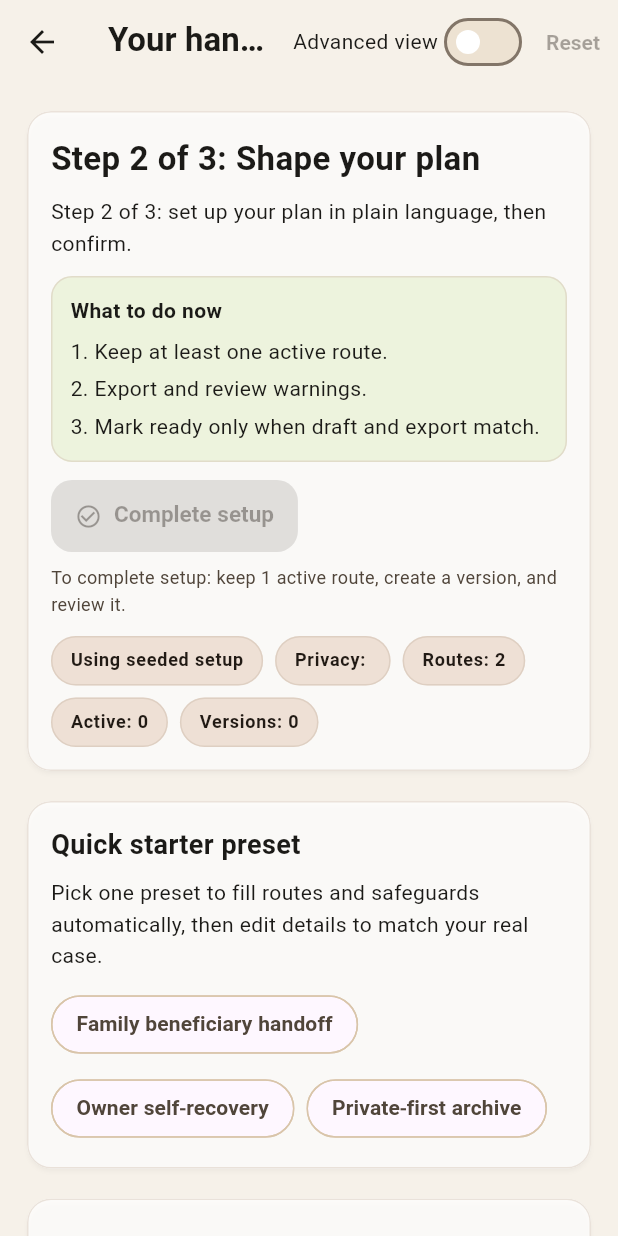
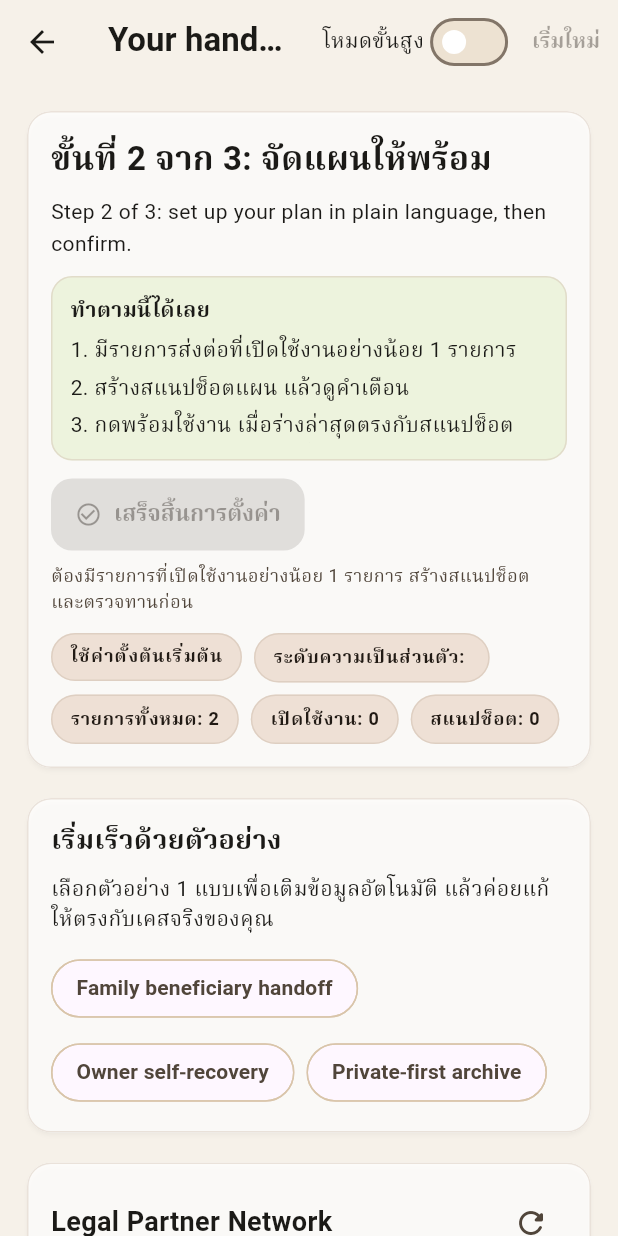
Before and after one commit to sanom-ai/digital-legacy-weaver, a Flutter app: the IntentBuilderScreen screen opened directly with empty values, on a phone screen of 412 x 824 dp. Run offline on Flutter 3.47's test engine with Material 3 defaults, Android fonts, the phone set to English and light mode, and no system bars; our stand-ins replace flutter_riverpod, flutter_secure_storage, google_fonts, qr_flutter, shared_preferences, supabase_flutter; missing offline and left inert: cryptography; accounts and stored records are empty.

Commit message:
feat(app): localize step-2 copy to thai and simplify user labels

```diff
--- a/apps/flutter_app/lib/features/intent_builder/intent_builder_screen.dart
+++ b/apps/flutter_app/lib/features/intent_builder/intent_builder_screen.dart
@@ -1479,7 +1479,7 @@ Notes
         actions: [
           Row(
             children: [
-              const Text("Advanced view"),
+              const Text("โหมดขั้นสูง"),
               Switch.adaptive(
                 value: _showAdvanced,
                 onChanged: (value) {
@@ -1492,7 +1492,7 @@ Notes
           ),
           TextButton(
             onPressed: _hasLocalDraft ? _resetDraft : null,
-            child: const Text("Reset"),
+            child: const Text("เริ่มใหม่"),
           ),
         ],
       ),
@@ -1514,7 +1514,7 @@ Notes
                 crossAxisAlignment: CrossAxisAlignment.start,
                 children: [
                   const Text(
-                    "Step 2 of 3: Shape your plan",
+                    "ขั้นที่ 2 จาก 3: จัดแผนให้พร้อม",
                     style: TextStyle(fontSize: 22, fontWeight: FontWeight.w600),
                   ),
                   const SizedBox(height: 8),
@@ -1534,15 +1534,15 @@ Notes
                       crossAxisAlignment: CrossAxisAlignment.start,
                       children: [
                         Text(
-                          "What to do now",
+                          "ทำตามนี้ได้เลย",
                           style: TextStyle(fontWeight: FontWeight.w600),
                         ),
                         SizedBox(height: 6),
-                        Text("1. Keep at least one active route."),
+                        Text("1. มีรายการส่งต่อที่เปิดใช้งานอย่างน้อย 1 รายการ"),
                         SizedBox(height: 4),
-                        Text("2. Export and review warnings."),
+                        Text("2. สร้างสแนปช็อตแผน แล้วดูคำเตือน"),
                         SizedBox(height: 4),
-                        Text("3. Mark ready only when draft and export match."),
+                        Text("3. กดพร้อมใช้งาน เมื่อร่างล่าสุดตรงกับสแนปช็อต"),
                       ],
                     ),
                   ),
@@ -1563,7 +1563,7 @@ Notes
                         crossAxisAlignment: CrossAxisAlignment.start,
                         children: [
                           Text(
-                            "From onboarding: $demoScenarioTitle",
+                            "จากหน้าเริ่มต้น: $demoScenarioTitle",
                             style: const TextStyle(fontWeight: FontWeight.w600),
                           ),
                           if (demoScenarioSummary != null) ...[
@@ -1578,12 +1578,12 @@ Notes
                   FilledButton.icon(
                     onPressed: canMarkReady ? _completeSetupFlow : null,
                     icon: const Icon(Icons.check_circle_outline),
-                    label: const Text("Complete setup"),
+                    label: const Text("เสร็จสิ้นการตั้งค่า"),
                   ),
                   if (!canMarkReady) ...[
                     const SizedBox(height: 8),
                     Text(
-                      "To complete setup: keep 1 active route, create a version, and review it.",
+                      "ต้องมีรายการที่เปิดใช้งานอย่างน้อย 1 รายการ สร้างสแนปช็อต และตรวจทานก่อน",
                       style: TextStyle(
                         color: scheme.onSurfaceVariant,
                         fontSize: 12,
@@ -1597,16 +1597,16 @@ Notes
                     children: [
                       _Pill(
                         label: _hasLocalDraft
-                            ? "Local encrypted draft: on"
-                            : "Using seeded setup",
+                            ? "บันทึกร่างในเครื่อง: เปิดอยู่"
+                            : "ใช้ค่าตั้งต้นเริ่มต้น",
                       ),
                       _Pill(
-                        label: "Privacy: ${_document.defaultPrivacyProfile}",
-                      ),
-                      _Pill(label: "Routes: ${_document.entries.length}"),
-                      _Pill(label: "Active: $activeEntryCount"),
+                        label: "ระดับความเป็นส่วนตัว: ${_document.defaultPrivacyProfile}",
+                      ),
+                      _Pill(label: "รายการทั้งหมด: ${_document.entries.length}"),
+                      _Pill(label: "เปิดใช้งาน: $activeEntryCount"),
                       _Pill(
-                        label: "Versions: ${_artifactHistory.length}",
+                        label: "สแนปช็อต: ${_artifactHistory.length}",
                       ),
                     ],
                   ),
@@ -1640,12 +1640,12 @@ Notes
                 crossAxisAlignment: CrossAxisAlignment.start,
                 children: [
                   const Text(
-                    "Quick starter preset",
+                    "เริ่มเร็วด้วยตัวอย่าง",
                     style: TextStyle(fontSize: 18, fontWeight: FontWeight.w600),
                   ),
                   const SizedBox(height: 8),
                   const Text(
-                    "Pick one preset to fill routes and safeguards automatically, then edit details to match your real case.",
+                    "เลือกตัวอย่าง 1 แบบเพื่อเติมข้อมูลอัตโนมัติ แล้วค่อยแก้ให้ตรงกับเคสจริงของคุณ",
                   ),
                   const SizedBox(height: 12),
                   Wrap(
@@ -1680,7 +1680,7 @@ Notes
                         crossAxisAlignment: CrossAxisAlignment.start,
                         children: [
                           Text(
-                            "Active preset: ${_activeScenario!.title}",
+                            "ตัวอย่างที่เลือก: ${_activeScenario!.title}",
                             style: const TextStyle(fontWeight: FontWeight.w600),
                           ),
                           const SizedBox(height: 6),
@@ -1688,7 +1688,7 @@ Notes
                           if (demoScenarioNextStep != null) ...[
                             const SizedBox(height: 8),
                             Text(
-                              "Next step: $demoScenarioNextStep",
+                              "ขั้นถัดไป: $demoScenarioNextStep",
                               style: const TextStyle(
                                 fontWeight: FontWeight.w600,
                               ),
@@ -2160,7 +2160,7 @@ Notes
               crossAxisAlignment: CrossAxisAlignment.start,
               children: [
                 const Text(
-                  "Routes you will manage",
+                  "รายการส่งต่อที่คุณดูแล",
                   style: TextStyle(fontSize: 18, fontWeight: FontWeight.w600),
                 ),
                 const SizedBox(height: 8),
@@ -2168,7 +2168,7 @@ Notes
                   onPressed: () {
                     _addDraftEntry();
                   },
-                  child: const Text("Add route"),
+                  child: const Text("เพิ่มรายการส่งต่อ"),
                 ),
               ],
             )
@@ -2177,7 +2177,7 @@ Notes
               children: [
                 const Expanded(
                   child: Text(
-                    "Routes you will manage",
+                    "รายการส่งต่อที่คุณดูแล",
                     style: TextStyle(fontSize: 18, fontWeight: FontWeight.w600),
                   ),
                 ),
@@ -2185,7 +2185,7 @@ Notes
                   onPressed: () {
                     _addDraftEntry();
                   },
-                  child: const Text("Add route"),
+                  child: const Text("เพิ่มรายการส่งต่อ"),
                 ),
               ],
             ),
@@ -2204,17 +2204,17 @@ Notes
                     ),
                     const SizedBox(height: 8),
                     const Text(
-                      "No route yet",
+                      "ยังไม่มีรายการส่งต่อ",
                       style: TextStyle(fontWeight: FontWeight.w600),
                     ),
                     const SizedBox(height: 8),
                     const Text(
-                      "Start with at least 1 route, for example family handoff or owner self-recovery.",
+                      "เริ่มด้วยอย่างน้อย 1 รายการ เช่น ส่งต่อให้ครอบครัว หรือกู้คืนด้วยตัวเอง",
                     ),
                     const SizedBox(height: 10),
                     FilledButton.tonal(
                       onPressed: _addDraftEntry,
-                      child: const Text("Add first route"),
+                      child: const Text("เพิ่มรายการแรก"),
                     ),
                   ],
                 ),
@@ -2249,12 +2249,12 @@ Notes
                 crossAxisAlignment: CrossAxisAlignment.start,
                 children: [
                   const Text(
-                    "Create a release version",
+                    "ยืนยันแผนฉบับพร้อมใช้งาน",
                     style: TextStyle(fontSize: 18, fontWeight: FontWeight.w600),
                   ),
                   const SizedBox(height: 8),
                   const Text(
-                    "Create a clean snapshot of this plan, then review and mark it ready.",
+                    "สร้างสแนปช็อตของแผน ตรวจทาน แล้วตั้งเป็นพร้อมใช้งาน",
                   ),
                   const SizedBox(height: 12),
                   Wrap(
@@ -2270,15 +2270,15 @@ Notes
                         icon: const Icon(Icons.publish_rounded),
                         label: Text(
                           _isExporting
-                              ? "Exporting..."
-                              : "Create setup snapshot",
+                              ? "กำลังสร้าง..."
+                              : "สร้างสแนปช็อตแผน",
                         ),
                       ),
                       if (!partnerTermsGateSatisfied)
                         const Padding(
                           padding: EdgeInsets.only(top: 6),
                           child: Text(
-                            "Accept partner fee terms before creating release version.",
+                            "โปรดยอมรับเงื่อนไขค่าธรรมเนียมพาร์ทเนอร์ก่อนสร้างสแนปช็อต",
                             style: TextStyle(
                               color: Color(0xFF8A5A00),
                               fontWeight: FontWeight.w600,
@@ -2288,7 +2288,7 @@ Notes
                       OutlinedButton(
                         onPressed:
                             _artifact == null ? null : _clearCanonicalArtifact,
-                        child: const Text("Clear created version"),
+                        child: const Text("ล้างสแนปช็อตนี้"),
                       ),
                       OutlinedButton(
                         onPressed: _artifact == null
@@ -2302,7 +2302,7 @@ Notes
                                   ),
                                 );
                               },
-                        child: const Text("Review snapshot"),
+                        child: const Text("ตรวจทานสแนปช็อต"),
                       ),
                     ],
                   ),
@@ -2310,7 +2310,7 @@ Notes
                     const SizedBox(height: 12),
                     _Pill(
                       label:
-                          "Last export: ${_artifact!.generatedAt.toLocal().toString()}",
+                          "สร้างล่าสุด: ${_artifact!.generatedAt.toLocal().toString()}",
                     ),
                     if (_showAdvanced) ...[
                       const SizedBox(height: 8),
@@ -2332,14 +2332,14 @@ Notes
                     ] else ...[
                       const SizedBox(height: 8),
                       Text(
-                        "Issues: ${_artifact!.report.errorCount} blocking, ${_artifact!.report.warningCount} cautions",
+                        "ปัญหา: บล็อก ${_artifact!.report.errorCount} / คำเตือน ${_artifact!.report.warningCount}",
                       ),
                     ],
                     const SizedBox(height: 8),
                     Text(
                       artifactInSync
-                          ? "Release status: draft and exported version are in sync."
-                          : "Release status: draft changed since the last export.",
+                          ? "สถานะ: ร่างล่าสุดตรงกับสแนปช็อต"
+                          : "สถานะ: มีการแก้ร่างหลังสร้างสแนปช็อตล่าสุด",
                       style: TextStyle(
                         fontWeight: FontWeight.w600,
                         color: artifactInSync
@@ -2369,7 +2369,7 @@ Notes
                           onPressed: () {
                             _openPolicyPaper(_artifact!);
                           },
-                          child: const Text("Open policy paper"),
+                          child: const Text("ดู Policy Paper"),
                         ),
                         OutlinedButton(
                           onPressed: canMarkReviewed
@@ -2379,7 +2379,7 @@ Notes
                                   );
                                 }
                               : null,
-                          child: const Text("Mark reviewed"),
+                          child: const Text("ทำเครื่องหมายว่าตรวจแล้ว"),
                         ),
                         OutlinedButton(
                           onPressed: canMarkReady
@@ -2389,7 +2389,7 @@ Notes
                                   );
                                 }
                               : null,
-                          child: const Text("Activate route"),
+                          child: const Text("ตั้งเป็นพร้อมใช้งาน"),
                         ),
                       ],
                     ),
@@ -2397,8 +2397,8 @@ Notes
                     const SizedBox(height: 12),
                     Text(
                       activeEntryCount > 0
-                          ? "No exported version yet for the current active draft."
-                          : "Activate at least one route to make export meaningful.",
+                          ? "ยังไม่มีสแนปช็อตสำหรับร่างที่กำลังใช้งาน"
+                          : "โปรดเปิดใช้งานอย่างน้อย 1 รายการก่อนสร้างสแนปช็อต",
                     ),
                   ],
                   if (_artifactHistory.isNotEmpty) ...[
@@ -2437,7 +2437,7 @@ Notes
                       const SizedBox(height: 12),
                     ] else ...[
                       Text(
-                        "Saved snapshots: ${_artifactHistory.length} (open Advanced view to manage full history).",
+                        "สแนปช็อตที่บันทึกไว้: ${_artifactHistory.length} (เปิดโหมดขั้นสูงเพื่อจัดการประวัติทั้งหมด)",
                       ),
                       const SizedBox(height: 12),
                     ],
```
